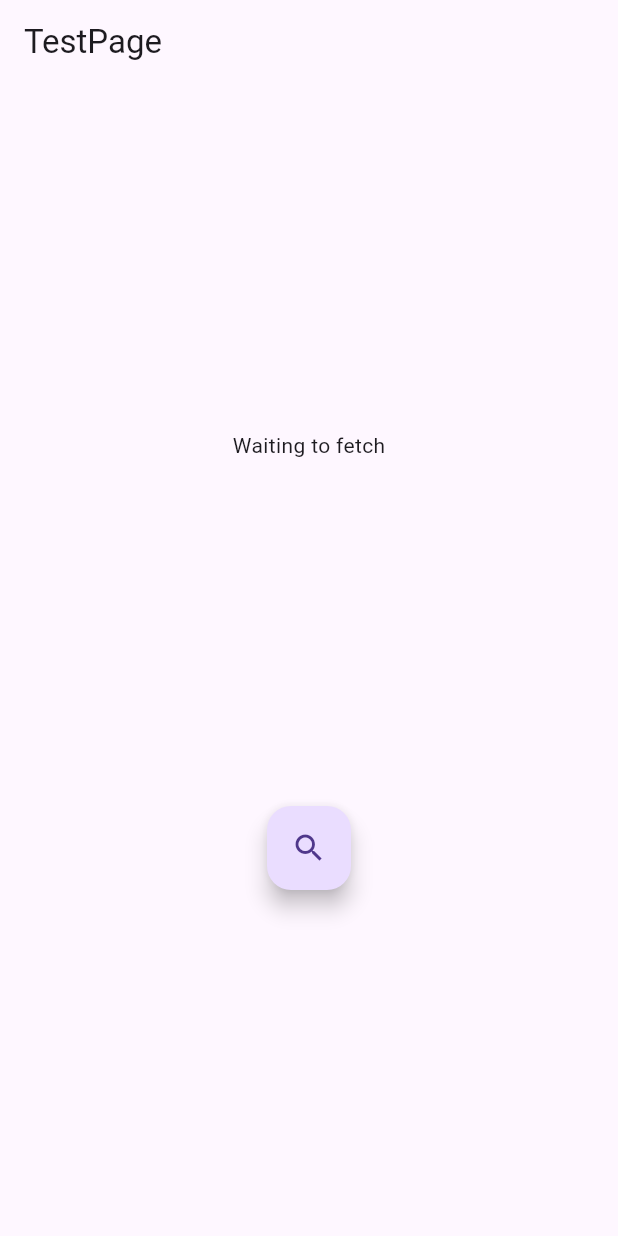
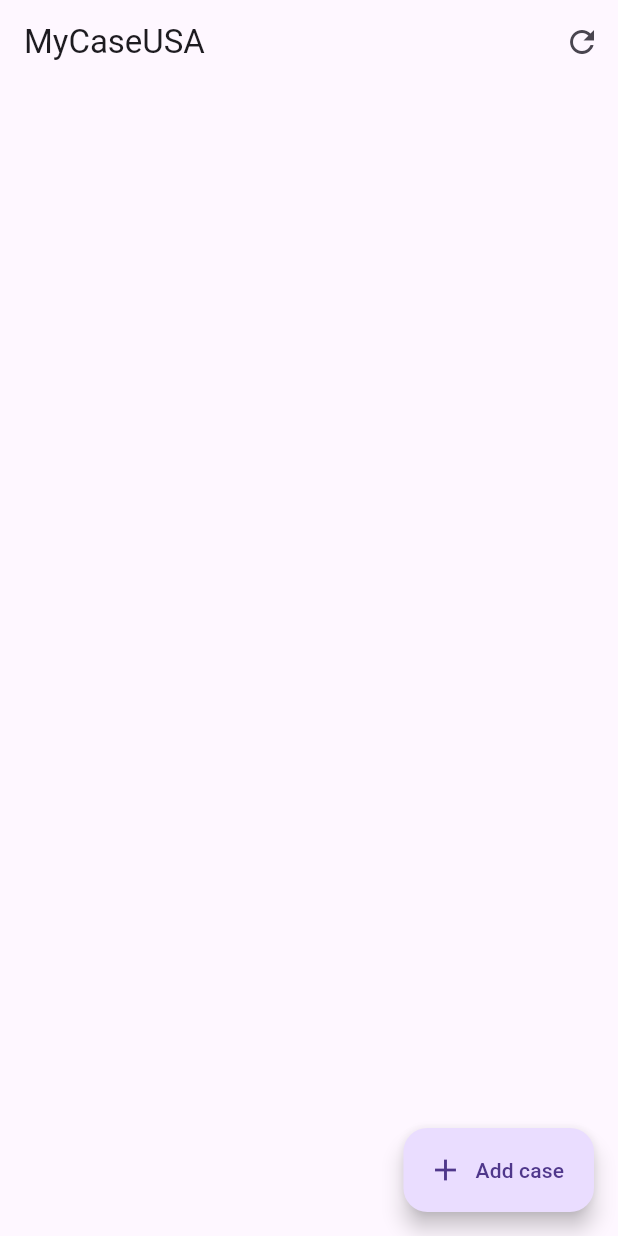
Before and after one commit to sarahgaskov/MyCaseUSA, a Flutter app: the screen it shows after launch, on a phone screen of 412 x 824 dp. Run offline on Flutter 3.47's test engine with Material 3 defaults, Android fonts, the phone set to English and light mode, and no system bars; our stand-ins replace flutter_dotenv.

Commit message:
Add features to dashboard

```diff
--- a/lib/main.dart
+++ b/lib/main.dart
@@ -1,9 +1,12 @@
 import 'package:flutter/material.dart';
 import 'package:flutter_dotenv/flutter_dotenv.dart';
-import 'pages/test_page.dart';
+import 'pages/dashboard.dart';
 
 Future<void> main() async {
 	WidgetsFlutterBinding.ensureInitialized();
 	await dotenv.load(fileName: '.env');
-	runApp(const MaterialApp(home: TestPage()));
+	runApp(const MaterialApp(
+		debugShowCheckedModeBanner: false,
+		home: DashboardPage()
+	));
 }
--- a/lib/models/case.dart
+++ b/lib/models/case.dart
@@ -23,10 +23,10 @@ class Case {
 		final newCase = json['case_status'];
 
 		return Case(
-			receipt: newCase['receiptNumber'],
-			form: newCase['formType'],
-			status: newCase['current_case_status_text_en'],
-			description: newCase['current_case_status_desc_en'],
+			receipt: newCase['receiptNumber'] ?? '',
+			form: newCase['formType'] ?? '',
+			status: newCase['current_case_status_text_en'] ?? '',
+			description: newCase['current_case_status_desc_en'] ?? '',
 
 			events: (newCase['hist_case_status'] as List? ?? [])
 				.map((e) => Event.fromJson(e))
--- a/lib/models/event.dart
+++ b/lib/models/event.dart
@@ -6,7 +6,7 @@ class Event {
 
 	//factory for making events from json
 	factory Event.fromJson(Map<String, dynamic> json) => Event(
-		date: json['date'],
-		text: json['completed_text_en']
+		date: json['date'] ?? '',
+		text: json['completed_text_en'] ?? ''
 	);
 }
--- /dev/null
+++ b/lib/pages/dashboard.dart
@@ -0,0 +1,110 @@
+import 'package:flutter/material.dart';
+import '../services/api.dart';
+import '../models/case.dart';
+
+class DashboardPage extends StatefulWidget {
+	const DashboardPage({super.key});
+
+	@override
+	State<DashboardPage> createState() => DashboardPageState();
+}
+
+class DashboardPageState extends State<DashboardPage>{
+	final api = Api();
+	final Map<String, Case> cases = {};
+
+    //TODO: add "String receipt" arg
+    Future<void> addCase() async {
+        //final newCase = await api.getCase(receipt);
+        final newCase = await api.getCase('EAC9999103403');
+
+        //TODO: check if even valid case/receipt -- in api.dart
+        // fail if no case imported
+		setState(() {
+			cases[newCase.receipt] = newCase;
+		});
+    }
+
+	@override
+	Widget build(BuildContext context) {
+		return Scaffold(
+			appBar: AppBar(
+                title: const Text('MyCaseUSA'),
+                actions: [
+                    IconButton(
+                        icon: const Icon(Icons.refresh),
+                        onPressed: () => _refreshKey.currentState?.show(),
+                    )
+                ]
+            ),
+
+			body: caseListView(cases),
+
+			floatingActionButton: FloatingActionButton.extended(
+                onPressed: addCase,
+                icon: const Icon(Icons.add),
+                label: const Text('Add case'),
+            ),
+		);
+	}
+
+    // refreshing
+
+    final _refreshKey = GlobalKey<RefreshIndicatorState>();
+    bool _refreshing = false;
+
+    Future<void> refresh() async{
+        if (_refreshing || cases.isEmpty) { return; }
+        _refreshing = true;
+
+        final updated = <String, Case>{};
+        //TODO: add failed too
+
+        for (var receipt in updated.keys.toList()) {
+            try {
+                updated[receipt] = await api.getCase(receipt);
+            } catch(e) {
+                //TODO: handle later
+            }
+
+            _refreshing = false;
+
+            setState(() {
+                cases.addAll(updated);
+            });
+        }
+    }
+
+    // Widgets
+
+    // draw caseListView
+    Widget caseListView(Map<String, Case> setCases) {
+        final List<dynamic> cases = setCases.values.toList() ?? [];
+
+        return RefreshIndicator(
+            key: _refreshKey,
+            onRefresh: refresh,
+            child: ListView.builder(
+                physics: const AlwaysScrollableScrollPhysics(),
+
+                itemCount: cases.length,
+                itemBuilder: (context, index) {
+                    final Case entry = cases[index];
+
+                    caseCard(entry);
+                }
+            )
+        );
+    }
+
+
+    Card caseCard(Case linkedCase) {
+        return Card(
+            elevation: 1,
+            child: ListTile(
+                title: Text(linkedCase.form),
+                subtitle: Text(linkedCase.status),
+            ),
+        );
+    }
+}
```
Also changed, not shown: 4 other files.
